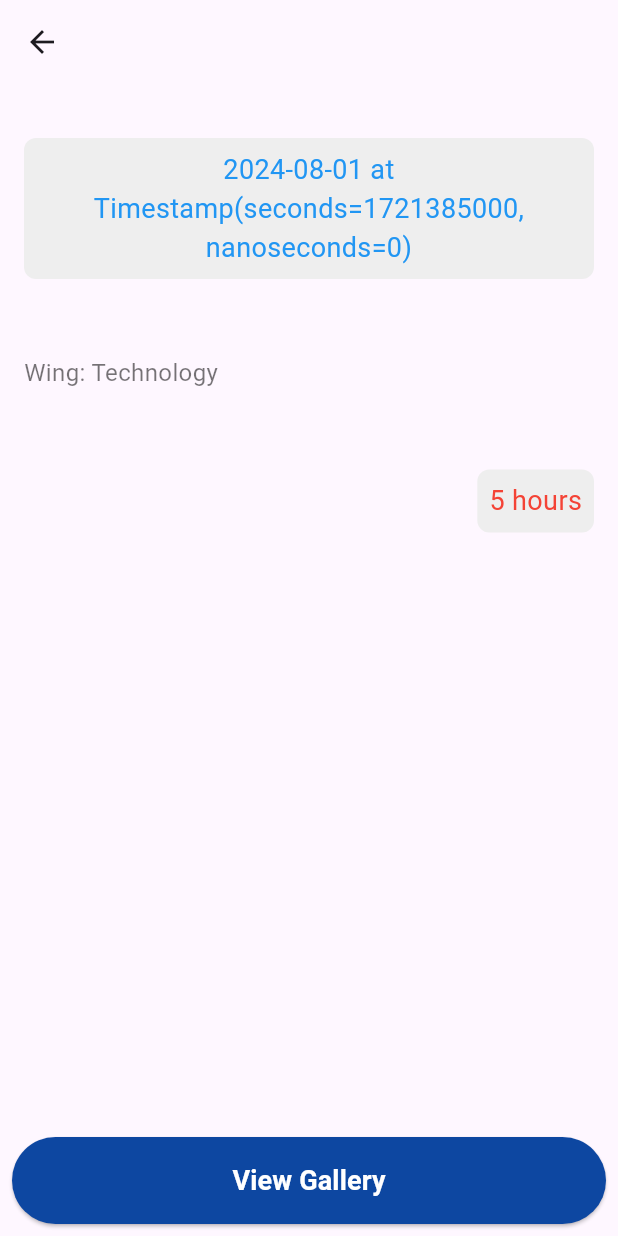
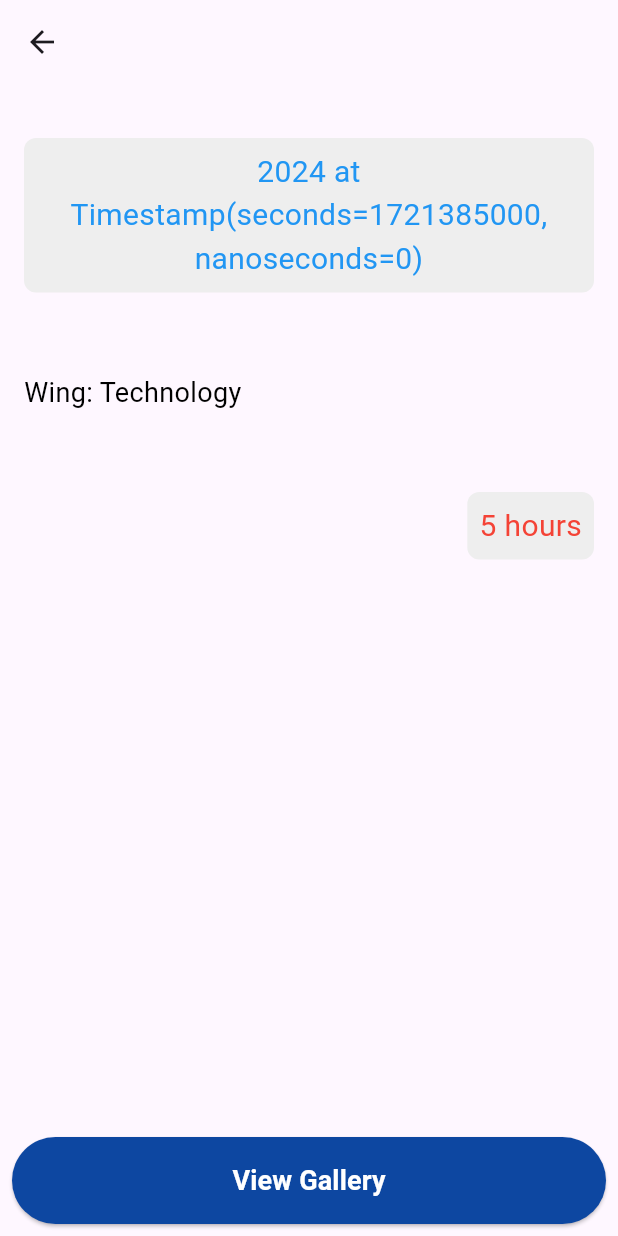
Before and after one commit to Mathwizard1/nss_project, a Flutter app: the DisplayEventPage screen opened directly with empty values, on a phone screen of 412 x 824 dp. Run offline on Flutter 3.47's test engine with Material 3 defaults, Android fonts, the phone set to English and light mode, and no system bars; our stand-ins replace cloud_firestore, firebase_auth, firebase_core, image_picker, syncfusion_flutter_gauges; accounts and stored records are empty; statements that could not run were skipped.

Commit message:
event page changes 19/7/24

```diff
--- a/lib/event_page.dart
+++ b/lib/event_page.dart
@@ -28,16 +28,17 @@ DisplayEventPageState();
   ];
 
   Event event = Event(
-    name: "Flutter Workshop",
-    date: "2024-08-01",
+    name: "Sample event",
+    date: "2024",
     time: "10:00 AM",
     venue: "Room 101",
-    longDescription: "A comprehensive workshop on Flutter development.",
+    longDescription: "Sample description",
     wing: "Technology",
     hours: 5,
   );
 
   bool _isEditing = false;
+  bool _ismentorEditing = false;
   final _formKey = GlobalKey<FormState>();
 
   late TextEditingController _nameController;
@@ -93,6 +94,7 @@ Future updateDoc() async
 
   void _toggleEdit()
   {
+    if(widget.selectedRole == "pic"){
       if (_isEditing) {
         if (_formKey.currentState!.validate()) {
           setState(() {
@@ -111,6 +113,24 @@ Future updateDoc() async
         setState(() {
           _isEditing = true;
         });
+      }
+    }
+    if(widget.selectedRole == "mentor"){
+      if (_ismentorEditing) {
+        if (_formKey.currentState!.validate()) {
+          setState(() {
+            event.date = _dateController.text;
+            event.time = _timeController.text;
+            event.venue = _venueController.text;
+            updateDoc();
+            _ismentorEditing = false;
+          });
+        }
+      } else {
+        setState(() {
+          _ismentorEditing = true;
+        });
+      }
     }
   }
 
@@ -177,7 +197,7 @@ Future updateDoc() async
                               )
                             : Container(),
                         const SizedBox(height: 20),
-                        _isEditing
+                        (_isEditing || _ismentorEditing)
                             ? Row(
                                 children: [
                                   Expanded(
@@ -219,14 +239,14 @@ Future updateDoc() async
                                 child: Text(
                                   '${event.date} at ${event.time}',
                                   style: const TextStyle(
-                                    fontSize: 18,
+                                    fontSize: 20,
                                     color: Colors.blue,
                                   ),
                                   textAlign: TextAlign.center,
                                 ),
                               ),
                         const SizedBox(height: 20),
-                        _isEditing
+                        (_isEditing || _ismentorEditing)
                             ? TextFormField(
                                 controller: _venueController,
                                 decoration: const InputDecoration(labelText: 'Venue'),
@@ -243,7 +263,7 @@ Future updateDoc() async
                                   Text(
                                     event.venue,
                                     style: const TextStyle(
-                                      fontSize: 18,
+                                      fontSize: 20,
                                       fontWeight: FontWeight.bold,
                                       color: Colors.green,
                                     ),
@@ -252,8 +272,8 @@ Future updateDoc() async
                                   Text(
                                     'Wing: $_selectedWing',
                                     style: const TextStyle(
-                                      fontSize: 16,
-                                      color: Colors.black54,
+                                      fontSize: 18,
+                                      color: Colors.black,
                                     ),
                                   ),
                                 ],
@@ -335,7 +355,7 @@ Future updateDoc() async
                                   child: Text(
                                     '${event.hours} hours',
                                     style: const TextStyle(
-                                      fontSize: 18,
+                                      fontSize: 20,
                                       color: Colors.red,
                                     ),
                                   ),
@@ -371,25 +391,6 @@ Future updateDoc() async
                     : widget.selectedRole == "mentor"
                         ? Column(
                             children: [
-                              SizedBox(
-                                width: double.infinity,
-                                child: ElevatedButton(
-                                  style: ElevatedButton.styleFrom(
-                                    foregroundColor: Colors.white, backgroundColor: Colors.blue[900],
-                                    padding: const EdgeInsets.symmetric(vertical: 16.0),
-                                  ),
-                                  onPressed: () {
-                                    // Implement your onPressed functionality here
-                                  },
-                                  child: const Text(
-                                    'Upload Gallery',
-                                    style: TextStyle(
-                                      fontSize: 18,
-                                      fontWeight: FontWeight.bold,
-                                    ),
-                                  ),
-                                ),
-                              ),
                               const SizedBox(height: 10),
                               SizedBox(
                                 width: double.infinity,
@@ -435,13 +436,13 @@ Future updateDoc() async
               ),
             ],
           ),
-          if (widget.selectedRole == "pic")
+          if (widget.selectedRole == "pic" || widget.selectedRole == "mentor")
             Positioned(
               bottom: 90.0,
               right: 16.0,
               child: FloatingActionButton(
                 onPressed: _toggleEdit,
-                child: Icon(_isEditing ? Icons.check : Icons.edit),
+                child: Icon((_isEditing || _ismentorEditing) ? Icons.check : Icons.edit),
               ),
             ),
           if (widget.selectedRole == "pic" && _isEditing)
--- a/lib/student_home_page.dart
+++ b/lib/student_home_page.dart
@@ -70,7 +70,7 @@ class SHomePageState extends State<SHomePage> with SingleTickerProviderStateMixi
 
     return Scaffold(
       appBar: AppBar(
-        title: const Text('Student Home'),
+        title: const Text('Student'),
         actions: [
           IconButton(
             icon: const Icon(Icons.settings),
```
Also changed, not shown: lib/mentor_home_page.dart (+5 -6 lines). Lines whose indentation alone changed are shown as unchanged.
